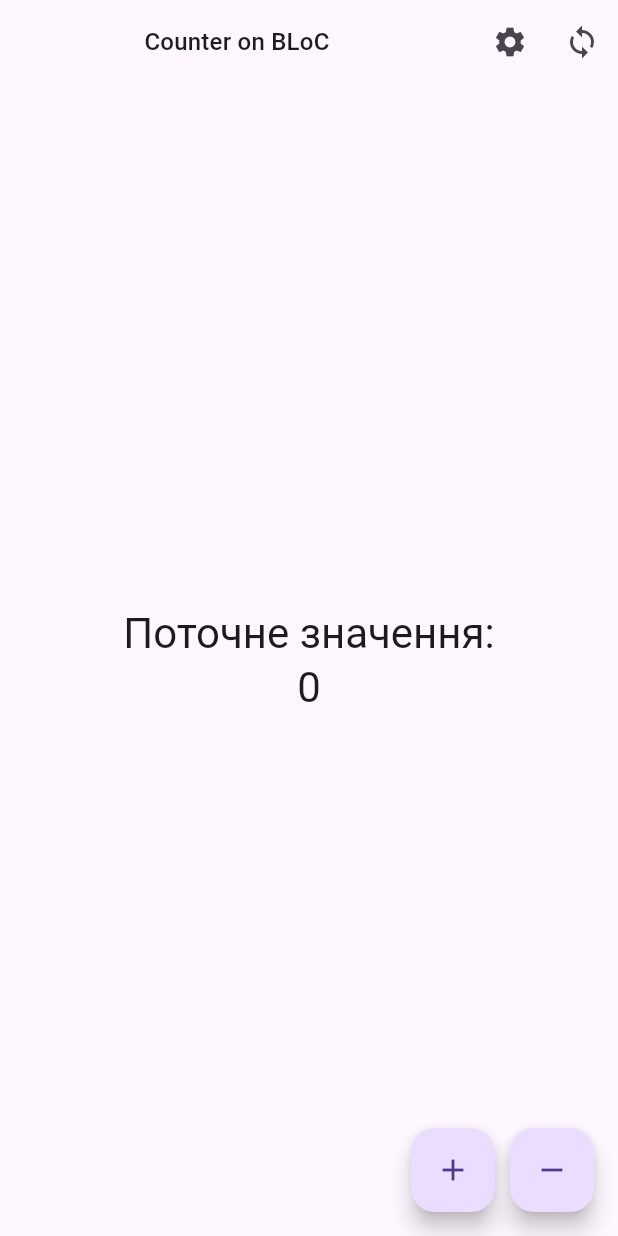
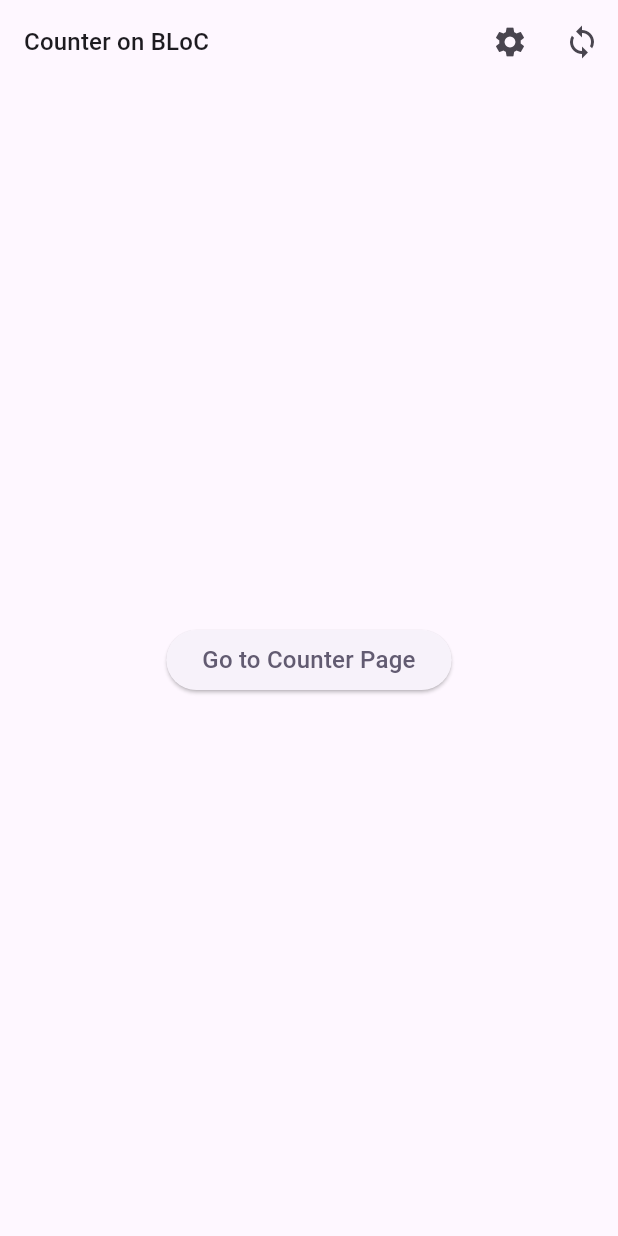
Before and after one commit to RamanGodun/BLoC-vs-CUBIT-playground-app-, a Flutter app: the screen it shows after launch, on a phone screen of 412 x 824 dp. Run offline on Flutter 3.47's test engine with Material 3 defaults, Android fonts, the phone set to English and light mode, and no system bars; our stand-ins replace bloc, equatable, flutter_bloc, shared_preferences; statements that could not run were skipped.

Commit message:
add: usebloc handling

```diff
--- a/lib/core/state_managers/counter_factory.dart
+++ b/lib/core/state_managers/counter_factory.dart
@@ -1,13 +1,14 @@
-// Counter Factory
 import 'package:flutter/material.dart';
 import 'package:flutter_bloc/flutter_bloc.dart';
-
 import 'counter_manager.dart';
 import '../../features/counter/blocs/_counter_bloc/counter_bloc.dart';
 import '../../features/counter/cubits/_counter/counter_cubit.dart';
+import 'use_bloc_provider.dart';
 
 class CounterFactory {
-  static CounterManager create(BuildContext context, {required bool useBloc}) {
+  static CounterManager create(BuildContext context) {
+    final useBloc = UseBlocProvider.of(context).useBloc;
+
     return useBloc
         ? BlocCounterManager(context.read<CounterOnBloc>())
         : CubitCounterManager(context.read<CounterOnCubit>());
--- a/lib/core/state_managers/counter_manager.dart
+++ b/lib/core/state_managers/counter_manager.dart
@@ -7,8 +7,6 @@ abstract class CounterManager {
   void increment();
   void decrement();
 }
-
-// 🟢 ============= Interface implementation ============== 🟢 //
 
 // 🟢 BLoC Implementation of CounterManager
 class BlocCounterManager implements CounterManager {
--- /dev/null
+++ b/lib/core/state_managers/use_bloc_provider.dart
@@ -0,0 +1,24 @@
+import 'package:flutter/material.dart';
+
+class UseBlocProvider extends InheritedWidget {
+  final bool useBloc;
+  final VoidCallback toggleUseBloc;
+
+  const UseBlocProvider({
+    super.key,
+    required this.useBloc,
+    required this.toggleUseBloc,
+    required super.child,
+  });
+
+  static UseBlocProvider of(BuildContext context) {
+    final UseBlocProvider? result =
+        context.dependOnInheritedWidgetOfExactType<UseBlocProvider>();
+    assert(result != null, 'No UseBlocProvider found in context');
+    return result!;
+  }
+
+  @override
+  bool updateShouldNotify(UseBlocProvider oldWidget) =>
+      useBloc != oldWidget.useBloc;
+}
--- /dev/null
+++ b/lib/core/state_managers/use_bloc_wrapper.dart
@@ -0,0 +1,46 @@
+import 'package:flutter/material.dart';
+import 'package:shared_preferences/shared_preferences.dart';
+import 'use_bloc_provider.dart';
+
+class UseBlocWrapper extends StatefulWidget {
+  final Widget child;
+
+  const UseBlocWrapper({super.key, required this.child});
+
+  @override
+  State<UseBlocWrapper> createState() => _UseBlocWrapperState();
+}
+
+class _UseBlocWrapperState extends State<UseBlocWrapper> {
+  bool useBloc = true;
+
+  @override
+  void initState() {
+    super.initState();
+    _loadUseBlocPreference();
+  }
+
+  Future<void> _loadUseBlocPreference() async {
+    final prefs = await SharedPreferences.getInstance();
+    setState(() {
+      useBloc = prefs.getBool('useBloc') ?? true;
+    });
+  }
+
+  Future<void> _toggleUseBloc() async {
+    setState(() {
+      useBloc = !useBloc;
+    });
+    final prefs = await SharedPreferences.getInstance();
+    await prefs.setBool('useBloc', useBloc);
+  }
+
+  @override
+  Widget build(BuildContext context) {
+    return UseBlocProvider(
+      useBloc: useBloc,
+      toggleUseBloc: _toggleUseBloc,
+      child: widget.child,
+    );
+  }
+}
--- a/lib/counter_home_page.dart
+++ /dev/null
@@ -1,117 +0,0 @@
-import 'package:flutter/material.dart';
-import 'package:flutter_bloc/flutter_bloc.dart';
-
-import 'core/presentation/pages/other_page.dart';
-import 'core/presentation/widgets/text_widget.dart';
-import 'core/state_managers/counter_manager.dart';
-import 'core/utils/helpers.dart';
-import 'core/utils/show_dialog.dart';
-import 'features/counter/blocs/_counter_bloc/counter_bloc.dart';
-import 'features/counter/cubits/_counter/counter_cubit.dart';
-import 'features/counter/presentation/theme_page.dart';
-import 'core/state_managers/counter_factory.dart';
-
-class MyHomePage extends StatefulWidget {
-  const MyHomePage({super.key});
-
-  @override
-  State<MyHomePage> createState() => _MyHomePageState();
-}
-
-class _MyHomePageState extends State<MyHomePage> {
-  bool useBloc = true;
-
-  // 🟢============= Build Method ===============🟢 //
-
-  @override
-  Widget build(BuildContext context) {
-    final counterManager = CounterFactory.create(context, useBloc: useBloc);
-
-    return useBloc
-        ? BlocListener<CounterOnBloc, CounterOnBLoCState>(
-            listener: (context, state) =>
-                _sideActionsThatDependsOnCounterState(context, state.counter),
-            child: _buildScaffoldWithBlocBuilder(counterManager),
-          )
-        : BlocListener<CounterOnCubit, CounterOnCubitState>(
-            listener: (context, state) =>
-                _sideActionsThatDependsOnCounterState(context, state.counter),
-            child: _buildScaffoldWithBlocBuilder(counterManager),
-          );
-  }
-
-  Widget _buildScaffoldWithBlocBuilder(CounterManager counterManager) {
-    return Scaffold(
-      appBar: AppBar(
-        title: Center(
-          child: TextWidget(
-            'Counter on ${useBloc ? 'BLoC' : 'Cubit'}',
-            TextType.titleMedium,
-          ),
-        ),
-        actions: [
-          IconButton(
-            icon: const Icon(Icons.settings),
-            onPressed: () => Helpers.pushTo(context, const ThemePage()),
-          ),
-          IconButton(
-            icon: Icon(useBloc ? Icons.sync : Icons.change_circle),
-            onPressed: _toggleStateManager,
-          ),
-        ],
-      ),
-      body: Center(
-        child: Column(
-          mainAxisAlignment: MainAxisAlignment.center,
-          children: [
-            const TextWidget('Поточне значення:', TextType.headline),
-            _buildCounterDisplay(),
-          ],
-        ),
-      ),
-      floatingActionButton: Row(
-        mainAxisAlignment: MainAxisAlignment.end,
-        children: [
-          FloatingActionButton(
-            onPressed: counterManager.increment,
-            heroTag: 'increment',
-            child: const Icon(Icons.add),
-          ),
-          const SizedBox(width: 10.0),
-          FloatingActionButton(
-            onPressed: counterManager.decrement,
-            heroTag: 'decrement',
-            child: const Icon(Icons.remove),
-          ),
-        ],
-      ),
-    );
-  }
-
-  // 🟢============= Used METHODS ===============🟢 //
-
-  Widget _buildCounterDisplay() {
-    return useBloc
-        ? BlocBuilder<CounterOnBloc, CounterOnBLoCState>(
-            builder: (context, state) =>
-                TextWidget('${state.counter}', TextType.headline),
-          )
-        : BlocBuilder<CounterOnCubit, CounterOnCubitState>(
-            builder: (context, state) =>
-                TextWidget('${state.counter}', TextType.headline),
-          );
-  }
-
-  void _toggleStateManager() => setState(() => useBloc = !useBloc);
-
-  void _sideActionsThatDependsOnCounterState(
-      BuildContext context, int counter) {
-    if (counter == 3) {
-      DialogService.showAlertDialog(context, 'Counter is $counter');
-    } else if (counter == -1) {
-      Helpers.pushTo(context, const OtherPage());
-    }
-  }
-
-  // 🟢=============  ===============🟢 //
-}
--- /dev/null
+++ b/lib/home_page.dart
@@ -0,0 +1,41 @@
+import 'package:flutter/material.dart';
+import 'core/presentation/widgets/text_widget.dart';
+import 'core/state_managers/use_bloc_provider.dart';
+import 'counter_page.dart';
+import 'features/counter/presentation/theme_page.dart';
+import 'core/utils/helpers.dart';
+
+class HomePage extends StatelessWidget {
+  const HomePage({super.key});
+
+  @override
+  Widget build(BuildContext context) {
+    final useBloc = UseBlocProvider.of(context).useBloc;
+    final toggleUseBloc = UseBlocProvider.of(context).toggleUseBloc;
+
+    return Scaffold(
+      appBar: AppBar(
+        title: TextWidget(
+          'Counter on ${useBloc ? 'BLoC' : 'Cubit'}',
+          TextType.titleMedium,
+        ),
+        actions: [
+          IconButton(
+            icon: const Icon(Icons.settings),
+            onPressed: () => Helpers.pushTo(context, const ThemePage()),
+          ),
+          IconButton(
+            icon: Icon(useBloc ? Icons.sync : Icons.change_circle),
+            onPressed: toggleUseBloc,
+          ),
+        ],
+      ),
+      body: Center(
+        child: ElevatedButton(
+          onPressed: () => Helpers.pushTo(context, const CounterPage()),
+          child: const TextWidget('Go to Counter Page', TextType.button),
+        ),
+      ),
+    );
+  }
+}
--- a/lib/main.dart
+++ b/lib/main.dart
@@ -1,30 +1,32 @@
+import 'package:bloc_by_korean/home_page.dart';
 import 'package:flutter/material.dart';
 import 'package:flutter_bloc/flutter_bloc.dart';
-import 'core/presentation/constants.dart';
 
-/* BLoCs
- */
-import 'counter_home_page.dart';
+/* BLoCs */
+import 'core/state_managers/use_bloc_wrapper.dart';
 import 'features/counter/blocs/_theme_bloc/theme_bloc.dart';
 import 'features/counter/blocs/_counter_bloc/counter_bloc.dart';
-import 'features/counter/blocs/color/color_bloc.dart';
-import 'features/counter/blocs/counter_which_depends_on_color/counter_bloc.dart';
 
-/* CUBITS
- */
+/* CUBITS */
 import 'features/counter/cubits/_counter/counter_cubit.dart';
 import 'features/counter/cubits/_theme/theme_cubit.dart';
-import 'features/counter/cubits/color/color_cubit.dart';
-import 'features/counter/cubits/counter_which_depends_on_color/counter_which_depends_on_color_cubit.dart';
 
-/* PRESENTATION
- */
-// import 'features/counter/presentation/counter_depends_on_color_page.dart';
-// import 'features/counter/presentation/counter_page_4_cubit.dart';
-// import 'features/counter/blocs/presentation/home_page_4_bloc.dart';
+void main() async {
+  WidgetsFlutterBinding.ensureInitialized();
 
-void main() {
-  runApp(const MyApp());
+  runApp(
+    MultiBlocProvider(
+      providers: [
+        BlocProvider(create: (_) => CounterOnBloc()),
+        BlocProvider(create: (_) => CounterOnCubit()),
+        BlocProvider(create: (_) => ThemeOnBloc()),
+        BlocProvider(create: (_) => ThemeCubit()),
+      ],
+      child: const UseBlocWrapper(
+        child: MyApp(),
+      ),
+    ),
+  );
 }
 
 class MyApp extends StatelessWidget {
@@ -32,47 +34,30 @@ class MyApp extends StatelessWidget {
 
   @override
   Widget build(BuildContext context) {
-    return MultiBlocProvider(
-      providers: [
-        /*
-         BLoCs
-         */
-        BlocProvider<CounterOnBloc>(create: (context) => CounterOnBloc()),
-        BlocProvider<ThemeOnBloc>(create: (context) => ThemeOnBloc()),
-        BlocProvider<ColorOnBloc>(create: (context) => ColorOnBloc()),
+    return MaterialApp(
+      title: 'BLoC or Cubit',
+      debugShowCheckedModeBanner: false,
+      theme: ThemeData.light(useMaterial3: true),
+      home: const HomePage(),
+    );
+  }
+}
+
+
+/*
+
+  BlocProvider<ColorOnBloc>(create: (context) => ColorOnBloc()),
         BlocProvider<CounterBlocWhichDependsOnColorBLoC>(
           create: (context) => CounterBlocWhichDependsOnColorBLoC(
             colorBloc: context.read<ColorOnBloc>(),
           ),
         ),
 
-        /*
-         CUBITS
-         */
-        BlocProvider<CounterOnCubit>(create: (context) => CounterOnCubit()),
-        BlocProvider<ThemeCubit>(create: (context) => ThemeCubit()),
-        BlocProvider<ColorCubit>(create: (context) => ColorCubit()),
+ BlocProvider<ColorCubit>(create: (context) => ColorCubit()),
         BlocProvider<CounterCubitWhichDependsOnColorCubit>(
             create: (context) => CounterCubitWhichDependsOnColorCubit(
                   colorCubit: context.read<
                       ColorCubit>(), // need only when don't use BlocListener in UI
                 )),
-      ],
-      // child: BlocBuilder<ThemeBloc, ThemeState>( // when use BLoc for theme
-      child: BlocBuilder<ThemeCubit, CubitThemeState>(
-        builder: (context, themeState) {
-          return MaterialApp(
-            title: 'BLoC or Cubit',
-            debugShowCheckedModeBanner: false,
-            theme: themeState.appTheme == AppTheme.light
-                ? ThemeData.light(useMaterial3: true)
-                : ThemeData.dark(useMaterial3: true),
 
-            home: const MyHomePage(),
-            // const CounterDependsOnColorPage(),
-          );
-        },
-      ),
-    );
-  }
-}
+ */
--- a/pubspec.yaml
+++ b/pubspec.yaml
@@ -12,6 +12,8 @@ dependencies:
   flutter:
     sdk: flutter
   flutter_bloc: ^7.0.0
+  get_it: ^8.0.3
+  shared_preferences: ^2.5.2
 
 dev_dependencies:
   flutter_lints: ^5.0.0
```
Also changed, not shown: lib/core/di/get_it_setup.dart (added, +8 -0 lines), lib/core/services/app_config_service.dart (added, +32 -0 lines), lib/counter_page.dart (added, +95 -0 lines).
